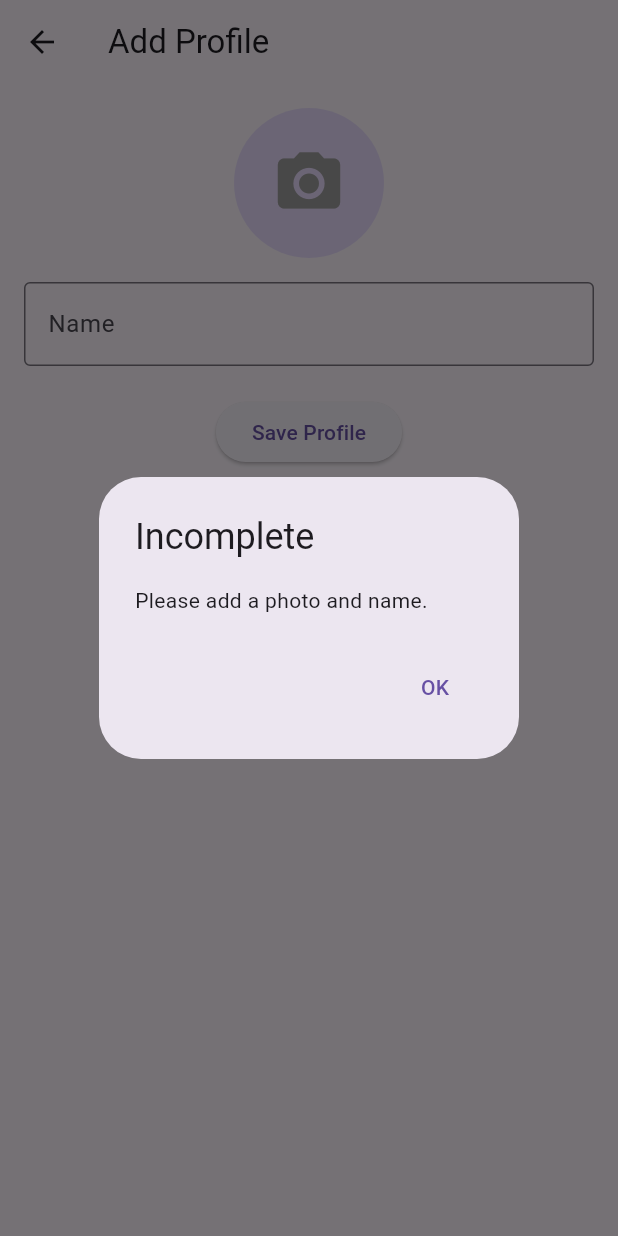
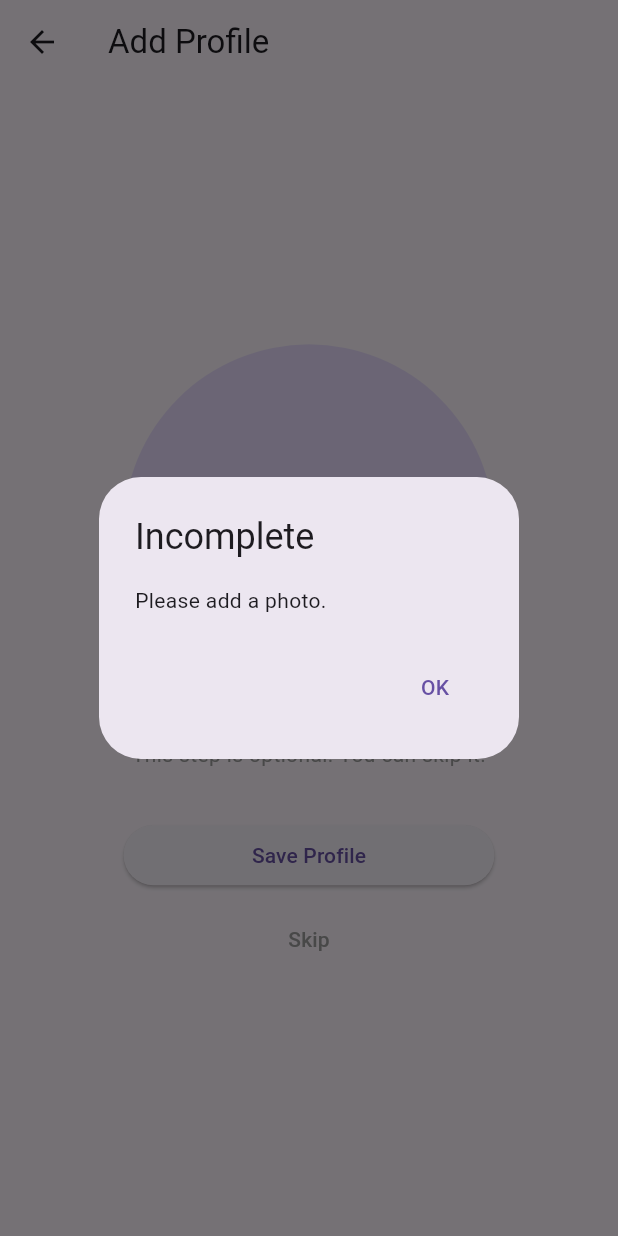
Before and after one commit to MasaLubbadeh/CraftBlend-Frontend, a Flutter app: the ProfilePage screen opened directly, after a tap on "Save Profile", on a phone screen of 412 x 824 dp. Run offline on Flutter 3.47's test engine with Material 3 defaults, Android fonts, the phone set to English and light mode, and no system bars; our stand-ins replace image_picker.

Commit message:
fix page

```diff
--- a/lib/pages/signUp/UserSignUp/profilePageState.dart
+++ b/lib/pages/signUp/UserSignUp/profilePageState.dart
@@ -11,7 +11,6 @@ class ProfilePage extends StatefulWidget {
 
 class _ProfilePageState extends State<ProfilePage> {
   File? _image;
-  final TextEditingController _nameController = TextEditingController();
   final ImagePicker _picker = ImagePicker();
 
   Future<void> _pickImage() async {
@@ -25,18 +24,16 @@ class _ProfilePageState extends State<ProfilePage> {
   }
 
   void _saveProfile() {
-    final name = _nameController.text;
-    if (_image != null && name.isNotEmpty) {
-      // Save the profile data (name and image) here
-      print("Profile Saved: Name - $name, Image Path - ${_image!.path}");
-      // You could also navigate to another page or show a success message.
+    if (_image != null) {
+      // Save the profile image here
+      print("Profile Saved: Image Path - ${_image!.path}");
     } else {
-      // Show an alert if fields are empty
+      // Show an alert if no image is selected
       showDialog(
         context: context,
         builder: (context) => AlertDialog(
           title: const Text('Incomplete'),
-          content: const Text('Please add a photo and name.'),
+          content: const Text('Please add a photo.'),
           actions: [
             TextButton(
               onPressed: () => Navigator.pop(context),
@@ -48,21 +45,41 @@ class _ProfilePageState extends State<ProfilePage> {
     }
   }
 
+  void _skipProfile() {
+    // Handle skip action here
+    print("Profile creation skipped");
+    Navigator.pop(context);
+  }
+
   @override
   Widget build(BuildContext context) {
+    // Use MediaQuery to make the UI responsive
+    final screenHeight = MediaQuery.of(context).size.height;
+    final screenWidth = MediaQuery.of(context).size.width;
+
     return Scaffold(
       appBar: AppBar(
         title: const Text("Add Profile"),
       ),
-      body: Padding(
+      body: LayoutBuilder(
+        builder: (context, constraints) {
+          return Center(
+            // Center the entire content
+            child: Padding(
               padding: const EdgeInsets.all(16.0),
               child: Column(
+                mainAxisAlignment:
+                    MainAxisAlignment.center, // Center the column vertically
+                crossAxisAlignment:
+                    CrossAxisAlignment.center, // Center items horizontally
                 children: [
                   GestureDetector(
                     onTap: _pickImage,
                     child: CircleAvatar(
-                radius: 50,
-                backgroundImage: _image != null ? FileImage(_image!) : null,
+                      radius: screenWidth *
+                          0.3, // Adjust size based on screen width
+                      backgroundImage:
+                          _image != null ? FileImage(_image!) : null,
                       child: _image == null
                           ? const Icon(
                               Icons.camera_alt,
@@ -72,22 +89,40 @@ class _ProfilePageState extends State<ProfilePage> {
                           : null,
                     ),
                   ),
-            const SizedBox(height: 16),
-            TextField(
-              controller: _nameController,
-              decoration: const InputDecoration(
-                labelText: 'Name',
-                border: OutlineInputBorder(),
+                  SizedBox(
+                      height:
+                          screenHeight * 0.02), // Responsive vertical spacing
+                  const Text(
+                    "This step is optional. You can skip it.",
+                    style: TextStyle(color: Colors.grey),
+                    textAlign: TextAlign.center,
+                  ),
+                  SizedBox(
+                      height: screenHeight *
+                          0.04), // Additional space before buttons
+                  SizedBox(
+                    width: screenWidth * 0.6, // Adjust button width
+                    child: ElevatedButton(
+                      onPressed: _saveProfile,
+                      child: const Text("Save Profile"),
                     ),
                   ),
-            const SizedBox(height: 20),
-            ElevatedButton(
-              onPressed: _saveProfile,
-              child: const Text("Save Profile"),
+                  SizedBox(
+                      height:
+                          screenHeight * 0.01), // Responsive vertical spacing
+                  TextButton(
+                    onPressed: _skipProfile,
+                    child: const Text(
+                      "Skip",
+                      style: TextStyle(color: Colors.grey),
+                    ),
                   ),
                 ],
               ),
             ),
           );
+        },
+      ),
+    );
   }
 }
```
Lines whose indentation alone changed are shown as unchanged.
